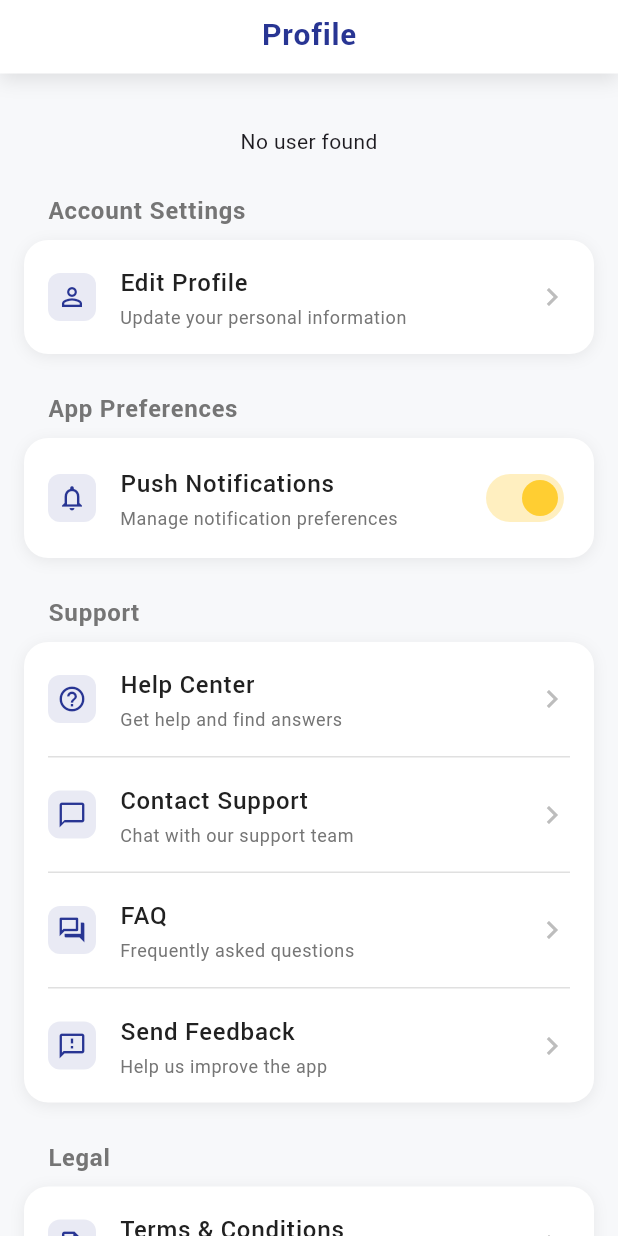
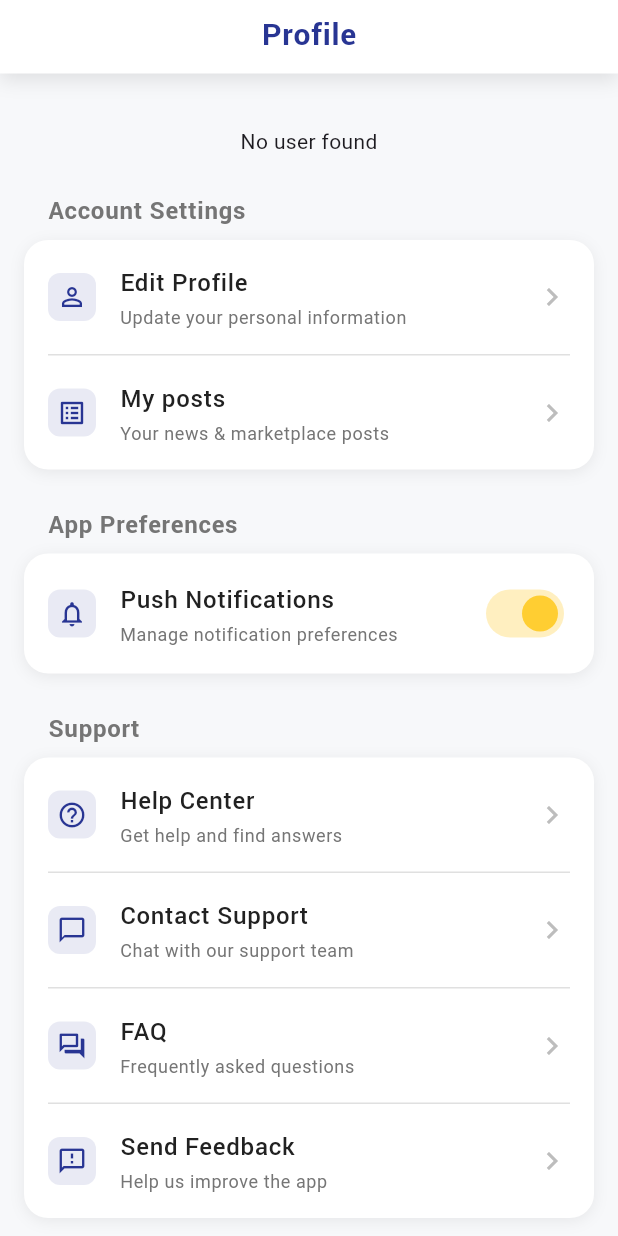
Before and after one commit to Ravikindarkhediya/BazzarHub--App, a Flutter app: the AccountPage screen opened by its route, on a phone screen of 412 x 824 dp. Run offline on Flutter 3.47's test engine with Material 3 defaults, Android fonts, the phone set to English and light mode, and no system bars; our stand-ins replace cached_network_image, carousel_slider, device_info_plus, dio, firebase_core, flutter_animate and 13 more; missing offline and left inert: video_thumbnail; accounts and stored records are empty; generated files the repository leaves out were written again; network calls fail; statements that could not run were skipped.

Commit message:
Update account_page.dart

```diff
--- a/lib/presentation/modules/profile/views/account_page.dart
+++ b/lib/presentation/modules/profile/views/account_page.dart
@@ -128,6 +128,17 @@ class _AccountPageState extends State<AccountPage> with SingleTickerProviderStat
                             icon: Icons.person_outline,
                             title: 'Edit Profile',
                             subtitle: 'Update your personal information',
+                            onTap: () async {
+                              final result = await Get.toNamed(AppRoutes.editProfilePage);
+                              if (result == true) {
+                                setState(() {});
+                              }
+                            },
+                          ),
+                          SettingsTile(
+                            icon: Icons.list_alt_outlined,
+                            title: 'My posts',
+                            subtitle: 'Your news & marketplace posts',
                             onTap: () async {
                               final result = await Get.toNamed(AppRoutes.editProfilePage);
                               if (result == true) {
```
